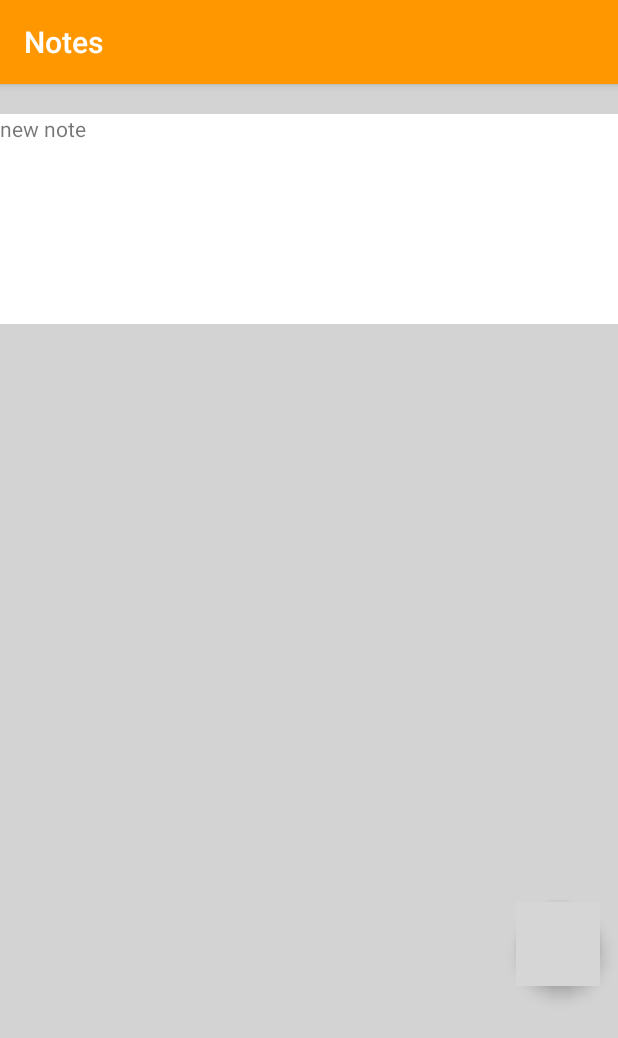
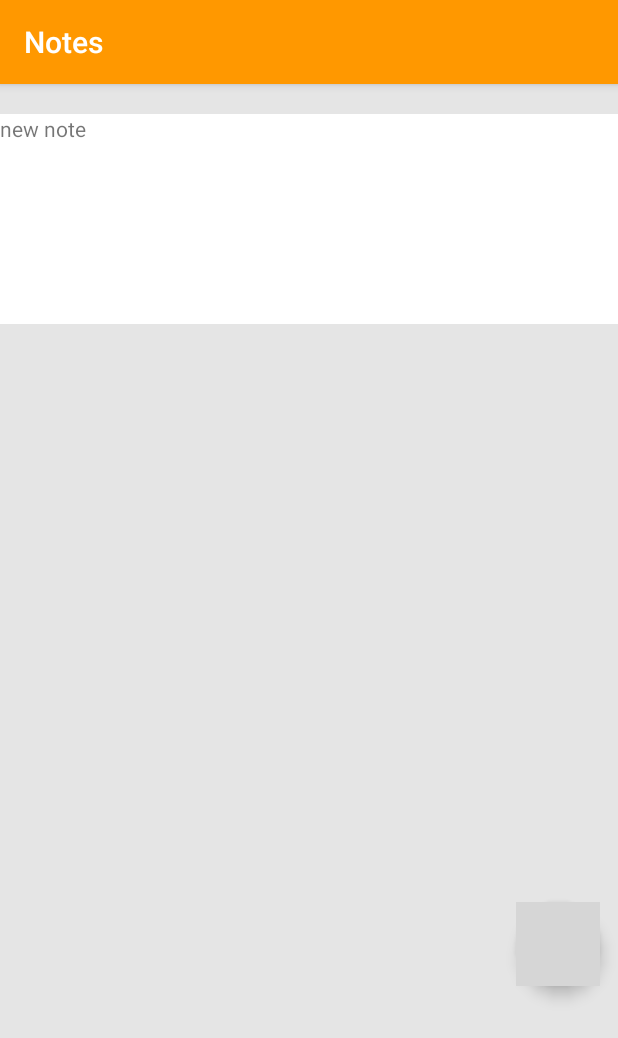
Before and after one commit to NightHunter311/NotesApp, an Android app: the screen it shows after launch (MainActivity), after a tap on an icon or button, on a phone screen of 412 x 824 dp. Shown: the top 1038 px of the screen. Run offline under Robolectric (Android 15) with nearby library versions, the phone set to English and light mode, and no system bars; grey boxes are pictures that could not be loaded.

Commit message:
Changed bg to a lighter gray

```diff
--- a/app/src/main/res/layout/activity_main.xml
+++ b/app/src/main/res/layout/activity_main.xml
@@ -6,7 +6,7 @@
     xmlns:app="http://schemas.android.com/apk/res-auto"
     android:orientation="vertical"
     tools:context=".MainActivity"
-    android:background=" #D3D3D3">
+    android:background=" #e5e5e5">
 
 
     <androidx.recyclerview.widget.RecyclerView
@@ -14,7 +14,7 @@
         android:layout_width="match_parent"
         android:layout_height="500dp"
         android:layout_marginTop="10dp"
-        android:background=" #D3D3D3"
+        android:background=" #e5e5e5"
         />
 
 
--- a/app/src/main/res/layout/layout.xml
+++ b/app/src/main/res/layout/layout.xml
@@ -19,7 +19,7 @@
     <View
         android:layout_width="match_parent"
         android:layout_height="10dp"
-        android:background="#D3D3D3"/>
+        android:background="#e5e5e5"/>
 
 
 </RelativeLayout>
```
